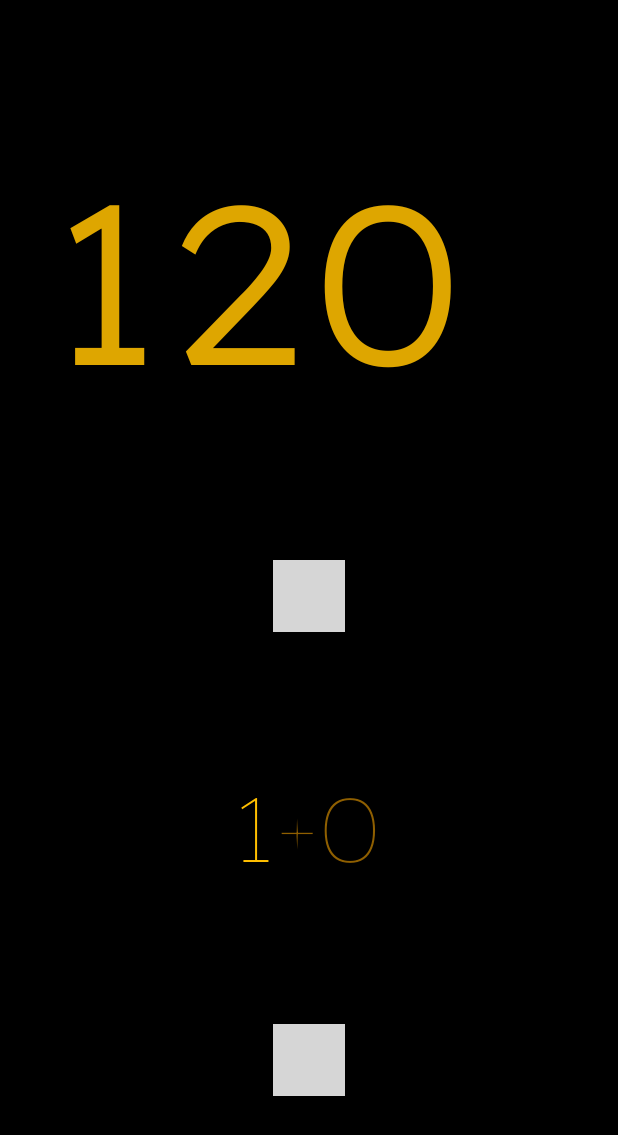
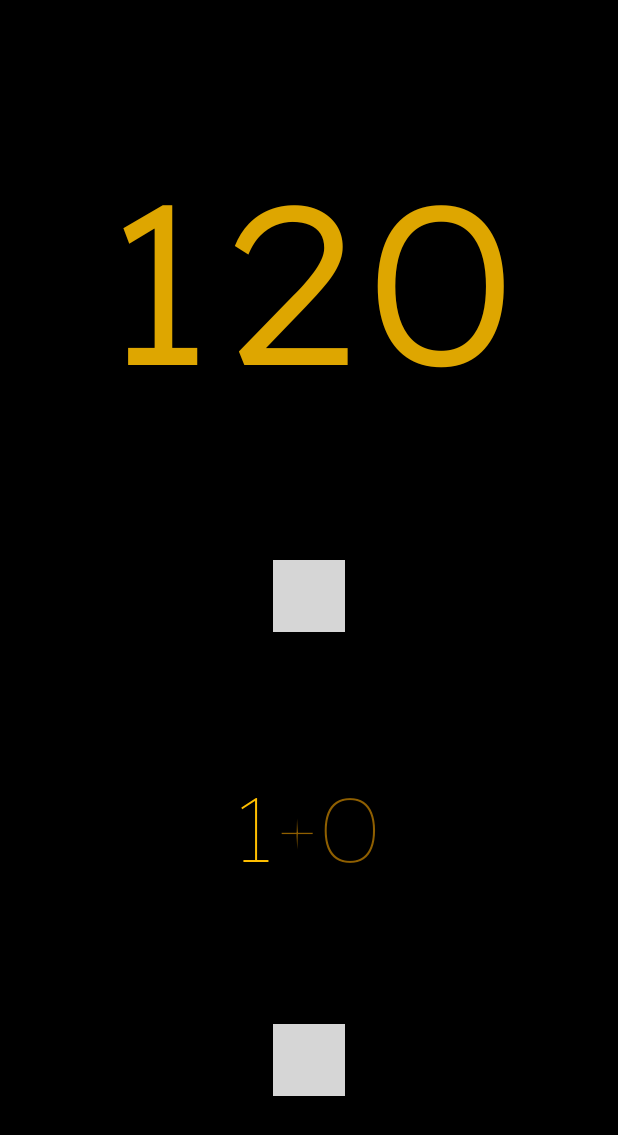
Before and after one commit to jedp/asymmetronome, an Android app built with Jetpack Compose: the screen it shows after launch (MetronomeActivity), on a phone screen of 412 x 824 dp. Shown: the top 1135 px of the screen. Run offline under Robolectric (Android 15) with nearby library versions, the phone set to English and light mode, and no system bars; our stand-ins replace livedata-compose; 5 statements that could not run were skipped; grey boxes are pictures that could not be loaded.

Commit message:
Center bpm

```diff
--- a/metronome-android/app/src/main/java/com/jedparsons/metronome/MetronomeActivity.kt
+++ b/metronome-android/app/src/main/java/com/jedparsons/metronome/MetronomeActivity.kt
@@ -382,15 +382,13 @@
   )
   Box(
     Modifier
-      .width(350.dp)
       .pointerInput(Unit) {
         detectDragGestures(
           onDragStart = horizontalDragHandler::onDragStart
         ) { _, offset ->
           horizontalDragHandler.onDrag(offset)
         }
-      },
-    contentAlignment = Alignment.CenterStart
+      }
   ) {
     Text(
       text = beatsPerMinute.toString(),
```
